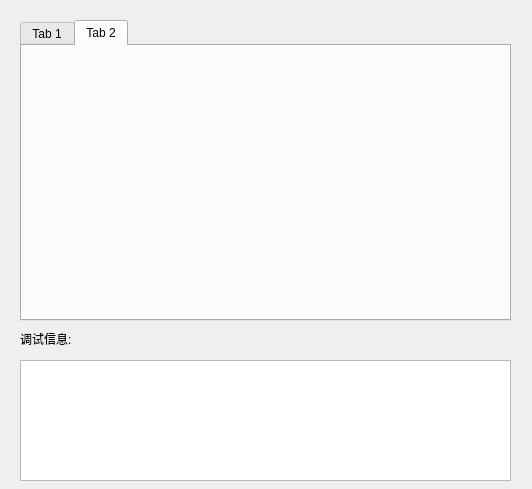
Above: leaser_paramsetingdlg.ui from qubo188612/leaser_measurement before the change. Below: the same form after it.
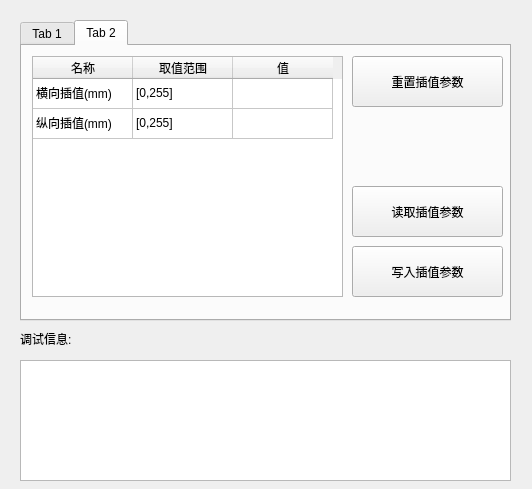
That is the form after the change. The open tabs and pages were chosen to show the change.

```diff
--- a/leaser_paramsetingdlg.ui
+++ b/leaser_paramsetingdlg.ui
@@ -238,6 +238,113 @@
     <attribute name="title">
      <string>Tab 2</string>
     </attribute>
+    <widget class="QTableWidget" name="tab2tableWidget">
+     <property name="geometry">
+      <rect>
+       <x>10</x>
+       <y>10</y>
+       <width>311</width>
+       <height>241</height>
+      </rect>
+     </property>
+     <attribute name="verticalHeaderVisible">
+      <bool>false</bool>
+     </attribute>
+     <row>
+      <property name="text">
+       <string>1</string>
+      </property>
+     </row>
+     <row>
+      <property name="text">
+       <string>2</string>
+      </property>
+     </row>
+     <column>
+      <property name="text">
+       <string>名称</string>
+      </property>
+     </column>
+     <column>
+      <property name="text">
+       <string>取值范围</string>
+      </property>
+     </column>
+     <column>
+      <property name="text">
+       <string>值</string>
+      </property>
+     </column>
+     <item row="0" column="0">
+      <property name="text">
+       <string>横向插值(mm)</string>
+      </property>
+     </item>
+     <item row="0" column="1">
+      <property name="text">
+       <string>[0,255]</string>
+      </property>
+     </item>
+     <item row="0" column="2">
+      <property name="text">
+       <string/>
+      </property>
+     </item>
+     <item row="1" column="0">
+      <property name="text">
+       <string>纵向插值(mm)</string>
+      </property>
+     </item>
+     <item row="1" column="1">
+      <property name="text">
+       <string>[0,255]</string>
+      </property>
+     </item>
+     <item row="1" column="2">
+      <property name="text">
+       <string/>
+      </property>
+     </item>
+    </widget>
+    <widget class="QPushButton" name="initTab2Btn">
+     <property name="geometry">
+      <rect>
+       <x>330</x>
+       <y>10</y>
+       <width>151</width>
+       <height>51</height>
+      </rect>
+     </property>
+     <property name="text">
+      <string>重置插值参数</string>
+     </property>
+    </widget>
+    <widget class="QPushButton" name="writeTab2Btn">
+     <property name="geometry">
+      <rect>
+       <x>330</x>
+       <y>200</y>
+       <width>151</width>
+       <height>51</height>
+      </rect>
+     </property>
+     <property name="text">
+      <string>写入插值参数</string>
+     </property>
+    </widget>
+    <widget class="QPushButton" name="readTab2Btn">
+     <property name="geometry">
+      <rect>
+       <x>330</x>
+       <y>140</y>
+       <width>151</width>
+       <height>51</height>
+      </rect>
+     </property>
+     <property name="text">
+      <string>读取插值参数</string>
+     </property>
+    </widget>
    </widget>
   </widget>
   <widget class="QTextBrowser" name="record">
```
Left out of the diff: 3 changed lines with no effect on the pictures.
